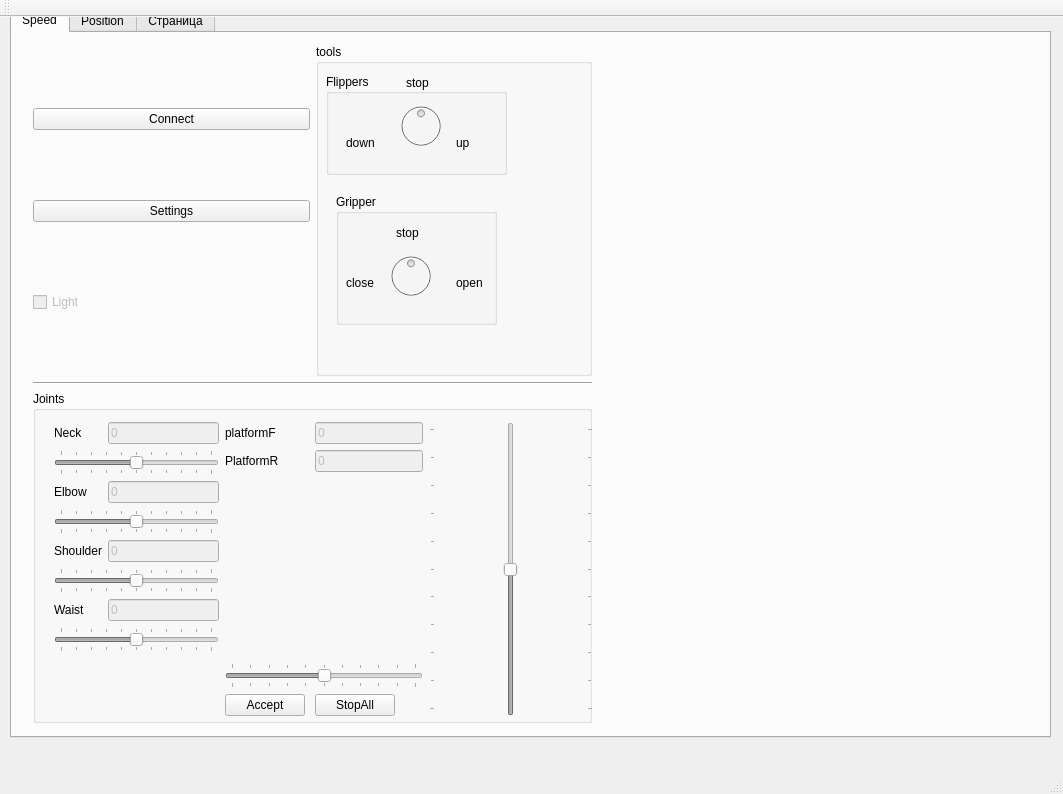
Above: gui/gui_/robot_gui/mainwindow.ui from Jersey-Devil/engineer_gui before the change. Below: the same form after it.
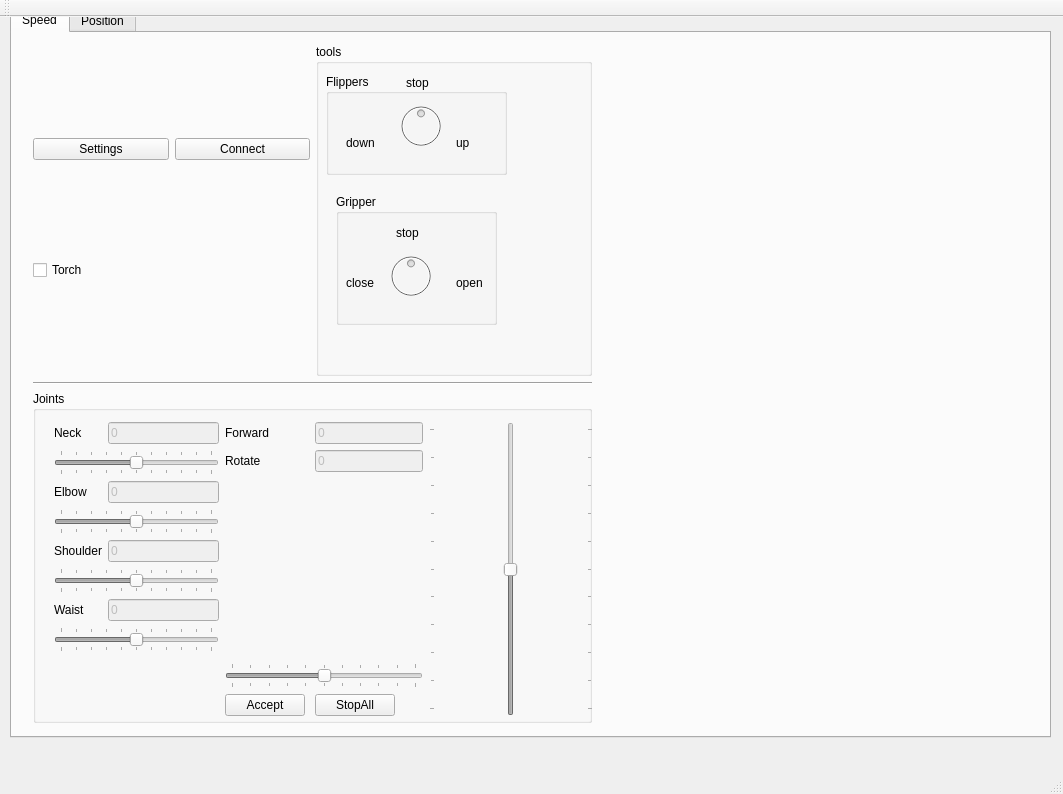
That is the form after the change. The open tabs and pages were chosen to show the change. Custom widgets are drawn as their Qt base class.

What changed in the file:
```diff
--- a/gui/gui_/robot_gui/mainwindow.ui
+++ b/gui/gui_/robot_gui/mainwindow.ui
@@ -45,26 +45,30 @@
          <item>
           <layout class="QVBoxLayout" name="verticalLayout_3">
            <item>
-            <widget class="QPushButton" name="connectButton">
-             <property name="text">
-              <string>Connect</string>
-             </property>
-            </widget>
-           </item>
-           <item>
-            <widget class="QPushButton" name="settings">
-             <property name="text">
-              <string>Settings</string>
-             </property>
-            </widget>
+            <layout class="QHBoxLayout" name="horizontalLayout">
+             <item>
+              <widget class="QPushButton" name="settings">
+               <property name="text">
+                <string>Settings</string>
+               </property>
+              </widget>
+             </item>
+             <item>
+              <widget class="QPushButton" name="connectButton">
+               <property name="text">
+                <string>Connect</string>
+               </property>
+              </widget>
+             </item>
+            </layout>
            </item>
            <item>
             <widget class="QCheckBox" name="lightToggle">
              <property name="enabled">
-              <bool>false</bool>
+              <bool>true</bool>
              </property>
              <property name="text">
-              <string>Light</string>
+              <string>Torch</string>
              </property>
             </widget>
            </item>
@@ -459,7 +463,7 @@
              <item row="0" column="0">
               <widget class="QLabel" name="platformForwardLabel">
                <property name="text">
-                <string>platformF</string>
+                <string>Forward</string>
                </property>
               </widget>
              </item>
@@ -479,7 +483,7 @@
              <item row="1" column="0">
               <widget class="QLabel" name="platformRLabel">
                <property name="text">
-                <string>PlatformR</string>
+                <string>Rotate</string>
                </property>
               </widget>
              </item>
@@ -717,24 +721,6 @@
       </property>
      </widget>
     </widget>
-    <widget class="QWidget" name="tab_3">
-     <property name="accessibleName">
-      <string notr="true">Video</string>
-     </property>
-     <attribute name="title">
-      <string>Страница</string>
-     </attribute>
-     <widget class="QWidget" name="widget" native="true">
-      <property name="geometry">
-       <rect>
-        <x>70</x>
-        <y>120</y>
-        <width>120</width>
-        <height>80</height>
-       </rect>
-      </property>
-     </widget>
-    </widget>
    </widget>
   </widget>
   <widget class="QMenuBar" name="menuBar">
```
Left out of the diff: 12 changed lines with no effect on the pictures.
